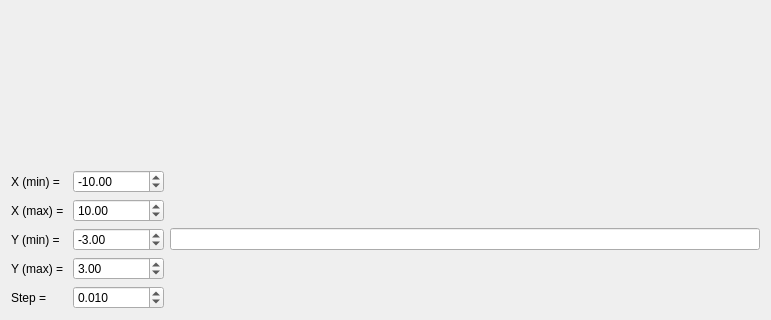
Qt form src/view/ui/graph.ui (KVIZORD/SmartCalc) before a commit; both pictures show x 0 to 771 and y 224 to 544 of the 771 by 544 pixel window.
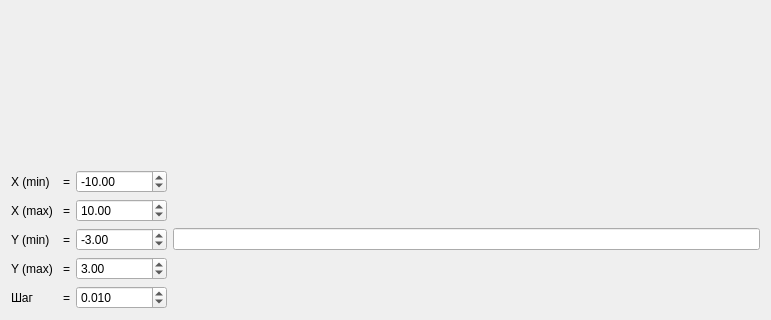
The same form after that commit. Custom widgets are drawn as their Qt base class.

Patch:
```diff
--- a/src/view/ui/graph.ui
+++ b/src/view/ui/graph.ui
@@ -14,57 +14,7 @@
    <string>Graphic</string>
   </property>
   <layout class="QGridLayout" name="gridLayout">
-   <item row="0" column="0" colspan="3">
-    <widget class="QCustomPlot" name="graphWidget" native="true"/>
-   </item>
-   <item row="1" column="0">
-    <widget class="QLabel" name="xStartLabel">
-     <property name="text">
-      <string>X (min) = </string>
-     </property>
-    </widget>
-   </item>
-   <item row="1" column="1">
-    <widget class="QDoubleSpinBox" name="xStartDoubleSpin">
-     <property name="minimum">
-      <double>-1000000.000000000000000</double>
-     </property>
-     <property name="maximum">
-      <double>1000000.000000000000000</double>
-     </property>
-     <property name="value">
-      <double>-10.000000000000000</double>
-     </property>
-    </widget>
-   </item>
-   <item row="2" column="0">
-    <widget class="QLabel" name="xEndLabel">
-     <property name="text">
-      <string>X (max) = </string>
-     </property>
-    </widget>
-   </item>
-   <item row="2" column="1">
-    <widget class="QDoubleSpinBox" name="xEndDoubleSpin">
-     <property name="minimum">
-      <double>-1000000.000000000000000</double>
-     </property>
-     <property name="maximum">
-      <double>1000000.000000000000000</double>
-     </property>
-     <property name="value">
-      <double>10.000000000000000</double>
-     </property>
-    </widget>
-   </item>
-   <item row="3" column="0">
-    <widget class="QLabel" name="yStartLabel">
-     <property name="text">
-      <string>Y (min) = </string>
-     </property>
-    </widget>
-   </item>
-   <item row="3" column="1">
+   <item row="3" column="2">
     <widget class="QDoubleSpinBox" name="yStartDoubleSpin">
      <property name="minimum">
       <double>-1000000.000000000000000</double>
@@ -77,34 +27,14 @@
      </property>
     </widget>
    </item>
-   <item row="4" column="0">
-    <widget class="QLabel" name="yEndLabel">
-     <property name="text">
-      <string>Y (max) =</string>
-     </property>
-    </widget>
-   </item>
-   <item row="4" column="1">
-    <widget class="QDoubleSpinBox" name="yEndDoubleSpin">
-     <property name="minimum">
-      <double>-1000000.000000000000000</double>
-     </property>
-     <property name="maximum">
-      <double>1000000.000000000000000</double>
-     </property>
-     <property name="value">
-      <double>3.000000000000000</double>
-     </property>
-    </widget>
-   </item>
    <item row="5" column="0">
     <widget class="QLabel" name="stepLabel">
      <property name="text">
-      <string>Step =</string>
+      <string>Шаг</string>
      </property>
     </widget>
    </item>
-   <item row="5" column="1">
+   <item row="5" column="2">
     <widget class="QDoubleSpinBox" name="stepDoubleSpin">
      <property name="decimals">
       <number>3</number>
@@ -123,7 +53,21 @@
      </property>
     </widget>
    </item>
-   <item row="3" column="2">
+   <item row="4" column="0">
+    <widget class="QLabel" name="yEndLabel">
+     <property name="text">
+      <string>Y (max)</string>
+     </property>
+    </widget>
+   </item>
+   <item row="2" column="0">
+    <widget class="QLabel" name="xEndLabel">
+     <property name="text">
+      <string>X (max) </string>
+     </property>
+    </widget>
+   </item>
+   <item row="3" column="3">
     <widget class="QLineEdit" name="expressionLineEdit">
      <property name="alignment">
       <set>Qt::AlignCenter</set>
@@ -133,6 +77,112 @@
      </property>
     </widget>
    </item>
+   <item row="0" column="0" colspan="4">
+    <widget class="QCustomPlot" name="graphWidget" native="true"/>
+   </item>
+   <item row="4" column="2">
+    <widget class="QDoubleSpinBox" name="yEndDoubleSpin">
+     <property name="minimum">
+      <double>-1000000.000000000000000</double>
+     </property>
+     <property name="maximum">
+      <double>1000000.000000000000000</double>
+     </property>
+     <property name="value">
+      <double>3.000000000000000</double>
+     </property>
+    </widget>
+   </item>
+   <item row="1" column="2">
+    <widget class="QDoubleSpinBox" name="xStartDoubleSpin">
+     <property name="minimum">
+      <double>-1000000.000000000000000</double>
+     </property>
+     <property name="maximum">
+      <double>1000000.000000000000000</double>
+     </property>
+     <property name="value">
+      <double>-10.000000000000000</double>
+     </property>
+    </widget>
+   </item>
+   <item row="3" column="0">
+    <widget class="QLabel" name="yStartLabel">
+     <property name="text">
+      <string>Y (min)</string>
+     </property>
+    </widget>
+   </item>
+   <item row="1" column="0">
+    <widget class="QLabel" name="xStartLabel">
+     <property name="text">
+      <string>X (min) </string>
+     </property>
+    </widget>
+   </item>
+   <item row="2" column="2">
+    <widget class="QDoubleSpinBox" name="xEndDoubleSpin">
+     <property name="minimum">
+      <double>-1000000.000000000000000</double>
+     </property>
+     <property name="maximum">
+      <double>1000000.000000000000000</double>
+     </property>
+     <property name="value">
+      <double>10.000000000000000</double>
+     </property>
+    </widget>
+   </item>
+   <item row="1" column="1">
+    <widget class="QLabel" name="xMinEqualLabel">
+     <property name="text">
+      <string>=</string>
+     </property>
+     <property name="alignment">
+      <set>Qt::AlignCenter</set>
+     </property>
+    </widget>
+   </item>
+   <item row="2" column="1">
+    <widget class="QLabel" name="xMaxEqualLabel">
+     <property name="text">
+      <string>=</string>
+     </property>
+     <property name="alignment">
+      <set>Qt::AlignCenter</set>
+     </property>
+    </widget>
+   </item>
+   <item row="3" column="1">
+    <widget class="QLabel" name="yMinEqualLabel">
+     <property name="text">
+      <string>=</string>
+     </property>
+     <property name="alignment">
+      <set>Qt::AlignCenter</set>
+     </property>
+    </widget>
+   </item>
+   <item row="4" column="1">
+    <widget class="QLabel" name="yMaxEqualLabel">
+     <property name="text">
+      <string>=</string>
+     </property>
+     <property name="alignment">
+      <set>Qt::AlignCenter</set>
+     </property>
+    </widget>
+   </item>
+   <item row="5" column="1">
+    <widget class="QLabel" name="stepEqualLabel">
+     <property name="text">
+      <string>=</string>
+     </property>
+     <property name="alignment">
+      <set>Qt::AlignCenter</set>
+     </property>
+    </widget>
+   </item>
   </layout>
  </widget>
  <customwidgets>
```
Left out of the diff: 2 changed lines with no effect on the pictures.
